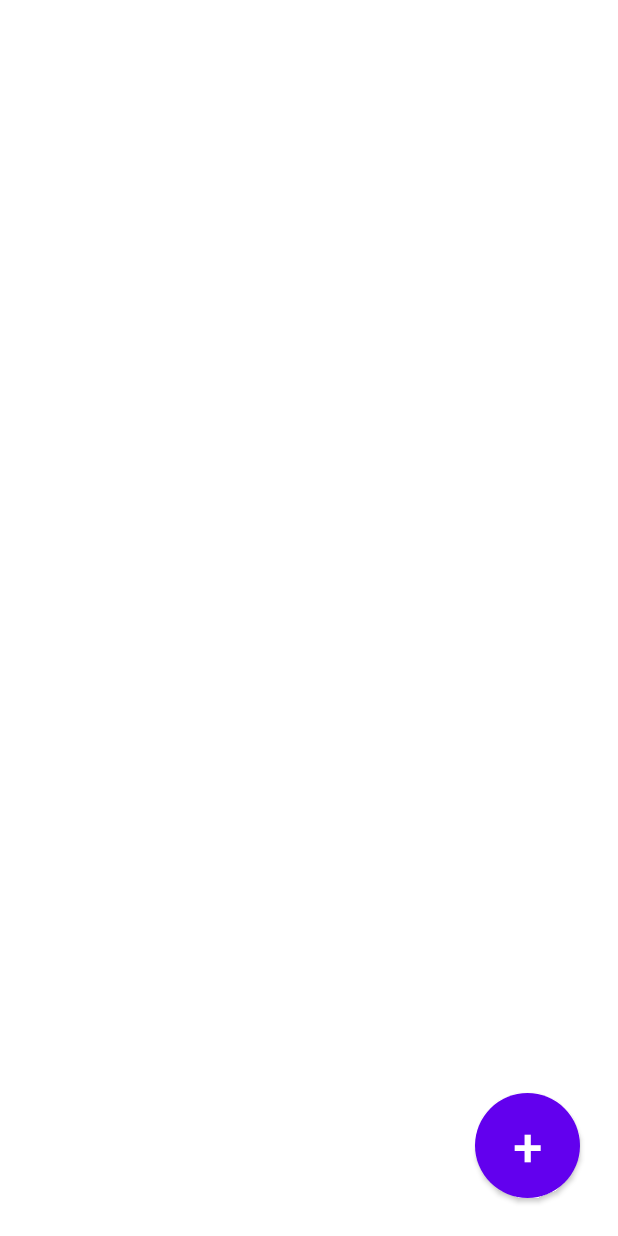
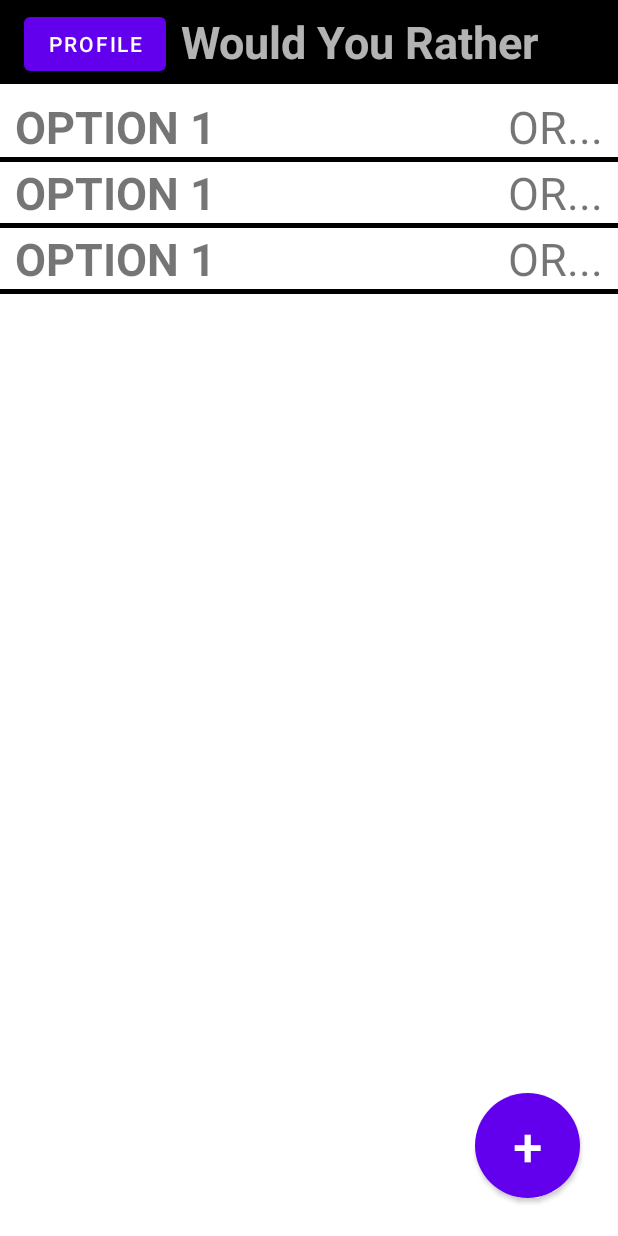
Before and after one commit to Tarroook/Would-you-rather-android-app, an Android app: the layout activity_main.xml on its own in the app's theme, with its tools: preview values and no code run, on a phone screen of 412 x 824 dp. Run offline under Robolectric (Android 15) with nearby library versions, the phone set to English and light mode, and no system bars.

Commit message:
List layout basically finished

```diff
--- a/app/src/main/res/layout/activity_main.xml
+++ b/app/src/main/res/layout/activity_main.xml
@@ -6,15 +6,58 @@
     android:layout_height="match_parent"
     tools:context=".MainActivity">
 
+    <androidx.appcompat.widget.Toolbar
+        android:id="@+id/toolbar"
+        android:layout_width="match_parent"
+        android:layout_height="wrap_content"
+        android:background="@color/black"
+        android:minHeight="?actionBarSize"
+        android:theme="?actionBarTheme"
+        app:layout_constraintEnd_toEndOf="parent"
+        app:layout_constraintStart_toStartOf="parent"
+        app:layout_constraintTop_toTopOf="parent">
+
+        <Button
+            android:id="@+id/profile_button"
+            android:layout_width="wrap_content"
+            android:layout_height="wrap_content"
+            android:layout_marginStart="10dp"
+            android:layout_marginTop="5dp"
+            android:text="Profile"
+            app:layout_constraintStart_toStartOf="parent"
+            app:layout_constraintTop_toTopOf="parent" />
+
+        <TextView
+            android:id="@+id/page_title"
+            android:layout_width="wrap_content"
+            android:layout_height="wrap_content"
+            android:layout_marginTop="5dp"
+            android:text="Would You Rather"
+            android:textSize="30sp"
+            android:textStyle="bold"
+            android:layout_marginStart="16dp"
+            app:layout_constraintEnd_toEndOf="parent"
+            app:layout_constraintStart_toStartOf="parent"
+            app:layout_constraintTop_toTopOf="parent" />
+
+    </androidx.appcompat.widget.Toolbar>
+
+
     <ListView
+        android:id="@+id/wyr_list"
         android:layout_width="match_parent"
         android:layout_height="match_parent"
         app:layout_constraintEnd_toEndOf="parent"
         app:layout_constraintStart_toStartOf="parent"
-        app:layout_constraintTop_toTopOf="parent">
+        app:layout_constraintTop_toTopOf="parent"
+        android:layout_marginTop="64dp"
+        android:dividerHeight="3dp"
+        android:divider="@color/black"
+        tools:listitem="@layout/wyr_cell">
     </ListView>
 
     <Button
+        android:id="@+id/add_button"
         android:layout_width="70dp"
         android:layout_height="70dp"
         android:layout_marginEnd="25dp"
--- a/app/src/main/res/layout/wyr_cell.xml
+++ b/app/src/main/res/layout/wyr_cell.xml
@@ -1,24 +1,32 @@
 <?xml version="1.0" encoding="utf-8"?>
-<androidx.appcompat.widget.LinearLayoutCompat xmlns:android="http://schemas.android.com/apk/res/android"
+<androidx.constraintlayout.widget.ConstraintLayout xmlns:android="http://schemas.android.com/apk/res/android"
+    xmlns:app="http://schemas.android.com/apk/res-auto"
     android:layout_width="match_parent"
     android:layout_height="match_parent"
     xmlns:tools="http://schemas.android.com/tools">
 
     <TextView
+        android:id="@+id/main_text"
         android:layout_width="wrap_content"
         android:layout_height="wrap_content"
-        android:textSize="20sp"
+        android:layout_marginStart="10dp"
+        android:maxLines="1"
+        android:textSize="30sp"
         android:textStyle="bold"
-        android:maxLines="1"
-        tools:text="OPTION 1"
-        android:layout_marginRight="64dp" />
+        app:layout_constraintStart_toStartOf="parent"
+        app:layout_constraintTop_toTopOf="parent"
+        tools:text="OPTION 1" />
 
     <TextView
+        android:id="@+id/or_text"
         android:layout_width="wrap_content"
         android:layout_height="wrap_content"
-        android:textSize="20sp"
+        android:layout_marginEnd="10dp"
         android:maxLines="1"
-        tools:text="OR..."
-        android:gravity="right"/>
+        android:text="OR..."
+        android:textSize="30sp"
+        app:layout_constraintEnd_toEndOf="parent"
+        app:layout_constraintTop_toTopOf="parent"
+        tools:text="OR..." />
 
-</androidx.appcompat.widget.LinearLayoutCompat>
+</androidx.constraintlayout.widget.ConstraintLayout>
```
